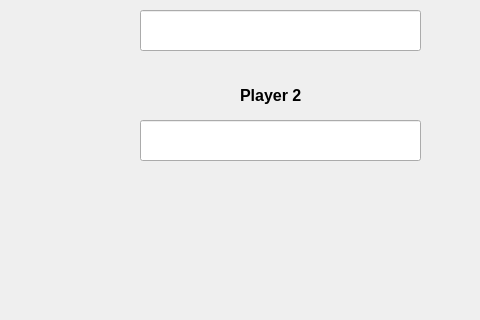
Above: mainpage.ui from SenuraMalaka/CrossTheGameQT before the change; both pictures show x 320 to 800 and y 280 to 600 of the 800 by 600 pixel window. Below: the same form after it.
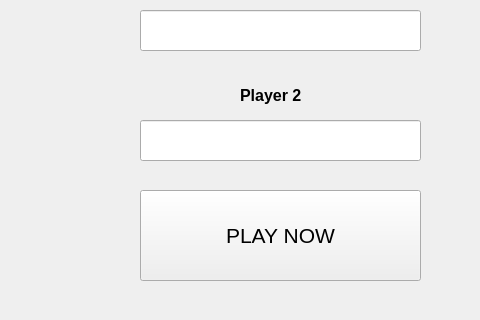
That is the form after the change. Icons and pictures are not drawn.

Commit message: added the Play Now Button

```diff
--- a/mainpage.ui
+++ b/mainpage.ui
@@ -140,23 +140,40 @@
     <string>Player 2</string>
    </property>
   </widget>
-  <widget class="QLabel" name="labelMainPageArrowBtn">
+  <widget class="QPushButton" name="pushButtonPlayNow">
    <property name="geometry">
     <rect>
-     <x>550</x>
+     <x>460</x>
      <y>470</y>
-     <width>91</width>
+     <width>281</width>
      <height>91</height>
     </rect>
    </property>
+   <property name="font">
+    <font>
+     <pointsize>16</pointsize>
+     <weight>50</weight>
+     <italic>false</italic>
+     <bold>false</bold>
+    </font>
+   </property>
+   <property name="autoFillBackground">
+    <bool>false</bool>
+   </property>
    <property name="text">
-    <string/>
+    <string>PLAY NOW</string>
    </property>
    <property name="pixmap">
     <pixmap resource="images.qrc">:/images/btns/arrow.png</pixmap>
    </property>
-   <property name="scaledContents">
-    <bool>true</bool>
+   <property name="iconSize">
+    <size>
+     <width>80</width>
+     <height>80</height>
+    </size>
+   </property>
+   <property name="flat">
+    <bool>false</bool>
    </property>
   </widget>
  </widget>
```
Left out of the diff: 7 changed lines with no effect on the pictures. The commit also changes 3 other files.
